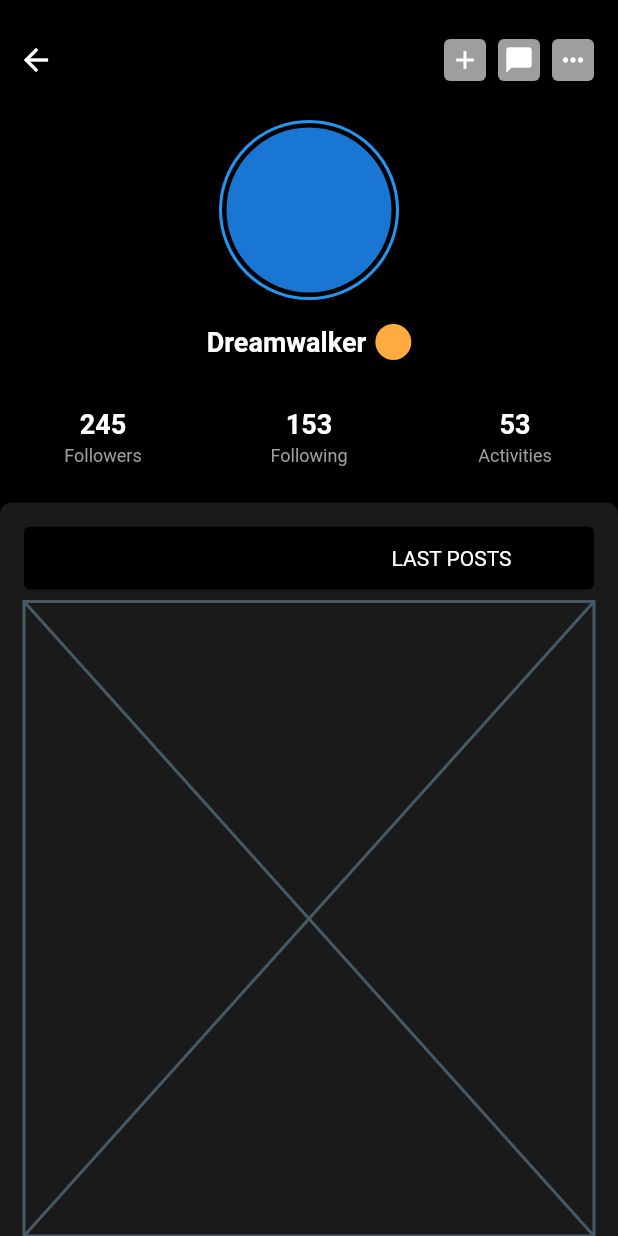
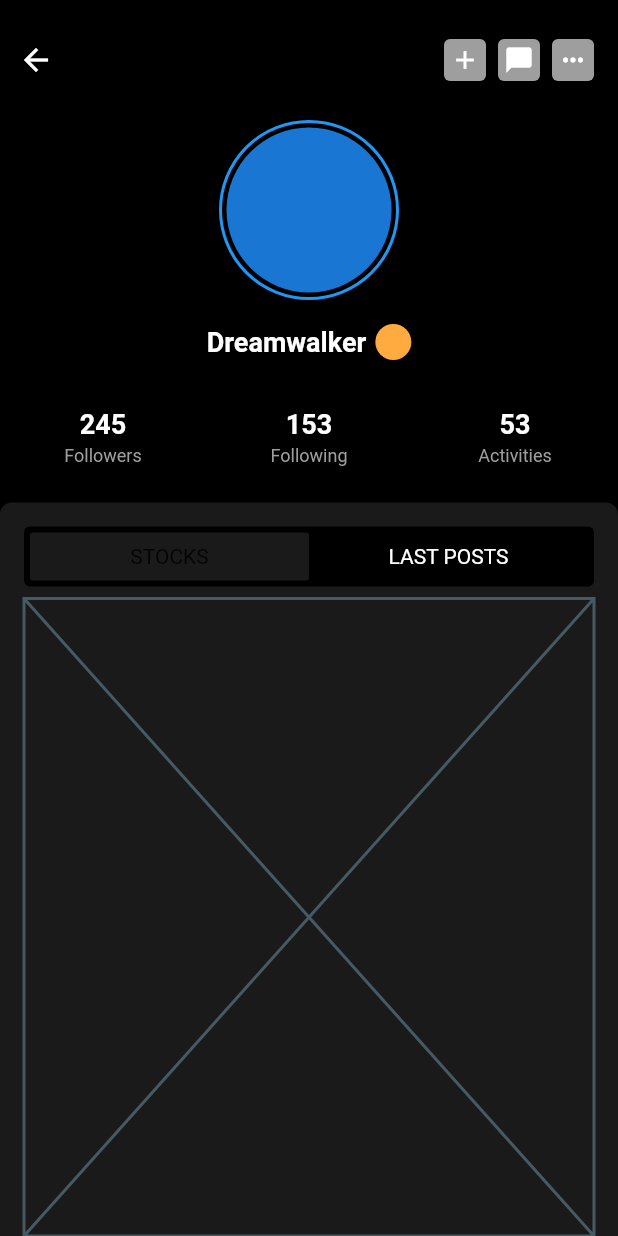
Before and after one commit to JAICHANGPARK/flutter_notebook_chapter_21, a Flutter app: the screen it shows after launch, on a phone screen of 412 x 824 dp. Run offline on Flutter 3.47's test engine with Material 2 defaults, Android fonts, the light colour scheme and no system bars; our stand-ins replace badges, fl_chart, flutter_riverpod; missing offline and left inert: candlesticks.

Commit message:
Update intestment_profile_page.dart

```diff
--- a/lib/ep1221_investment_app/src/ui/intestment_profile_page.dart
+++ b/lib/ep1221_investment_app/src/ui/intestment_profile_page.dart
@@ -226,14 +226,26 @@ class _InvestmentProfilePageState extends State<InvestmentProfilePage> {
                 child: Column(
                   children: [
                     Container(
-                      height: 42,
+                      height: 40,
                       decoration: BoxDecoration(
                         color: Colors.black,
                         borderRadius: BorderRadius.circular(4),
                       ),
+                      padding: EdgeInsets.all(4),
                       child: Row(
                         children: [
-                          Expanded(child: Container()),
+                          Expanded(
+                              child: Container(
+                            decoration: BoxDecoration(
+                              color: Colors.white.withOpacity(.1),
+                              borderRadius: BorderRadius.circular(2),
+                            ),
+                            child: Center(
+                              child: Text(
+                                "STOCKS",
+                              ),
+                            ),
+                          )),
                           Expanded(
                               child: Container(
                             child: Center(
```
